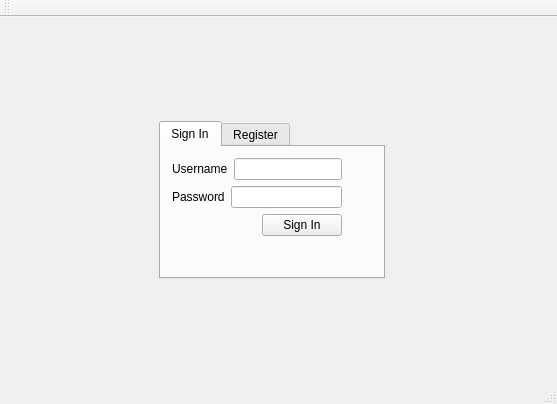
This is mainwindow.ui in dparker2/StudyGroup as Qt 5 draws it before an edit. The edited form follows.
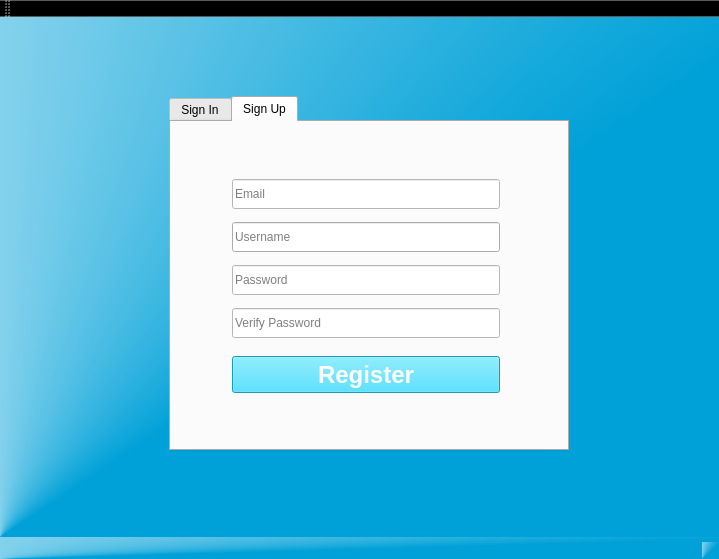
This is the edited form.

What changed in the file:
```diff
--- a/mainwindow.ui
+++ b/mainwindow.ui
@@ -6,189 +6,750 @@
    <rect>
     <x>0</x>
     <y>0</y>
-    <width>557</width>
-    <height>404</height>
+    <width>719</width>
+    <height>559</height>
    </rect>
   </property>
   <property name="windowTitle">
-   <string>LoginWindow</string>
+   <string>StudyGroup</string>
+  </property>
+  <property name="styleSheet">
+   <string notr="true">background-color: qconicalgradient(cx:0, cy:1, angle:161.299, stop:0.669951 rgba(0, 161, 216, 255), stop:0.926108 rgba(255, 255, 255, 255))</string>
   </property>
   <widget class="QWidget" name="centralWidget">
    <layout class="QGridLayout" name="gridLayout">
-    <item row="2" column="1">
-     <spacer name="verticalSpacer">
-      <property name="orientation">
-       <enum>Qt::Vertical</enum>
+    <item row="0" column="0">
+     <widget class="QStackedWidget" name="stackedWidget">
+      <property name="sizePolicy">
+       <sizepolicy hsizetype="Preferred" vsizetype="Preferred">
+        <horstretch>0</horstretch>
+        <verstretch>0</verstretch>
+       </sizepolicy>
       </property>
-      <property name="sizeHint" stdset="0">
-       <size>
-        <width>20</width>
-        <height>40</height>
-       </size>
+      <property name="styleSheet">
+       <string notr="true">background-color: none;</string>
       </property>
-     </spacer>
-    </item>
-    <item row="0" column="1">
-     <spacer name="verticalSpacer_2">
-      <property name="orientation">
-       <enum>Qt::Vertical</enum>
-      </property>
-      <property name="sizeHint" stdset="0">
-       <size>
-        <width>20</width>
-        <height>40</height>
-       </size>
-      </property>
-     </spacer>
-    </item>
-    <item row="1" column="0">
-     <spacer name="horizontalSpacer_3">
-      <property name="orientation">
-       <enum>Qt::Horizontal</enum>
-      </property>
-      <property name="sizeHint" stdset="0">
-       <size>
-        <width>40</width>
-        <height>20</height>
-       </size>
-      </property>
-     </spacer>
-    </item>
-    <item row="1" column="1">
-     <widget class="QTabWidget" name="tabWidget">
       <property name="currentIndex">
        <number>0</number>
       </property>
-      <widget class="QWidget" name="tab_sign_in">
-       <attribute name="title">
-        <string>Sign In</string>
-       </attribute>
-       <layout class="QFormLayout" name="formLayout">
-        <item row="0" column="0">
-         <layout class="QVBoxLayout" name="verticalLayout">
-          <item>
-           <layout class="QHBoxLayout" name="horizontalLayout">
-            <item>
-             <widget class="QLabel" name="label_username">
-              <property name="text">
-               <string>Username</string>
-              </property>
-             </widget>
-            </item>
-            <item>
-             <widget class="QLineEdit" name="lineEdit_username"/>
-            </item>
-           </layout>
-          </item>
-          <item>
-           <layout class="QHBoxLayout" name="horizontalLayout_2">
-            <item>
-             <widget class="QLabel" name="label_password">
-              <property name="text">
-               <string>Password</string>
-              </property>
-             </widget>
-            </item>
-            <item>
-             <widget class="QLineEdit" name="lineEdit_password"/>
-            </item>
-           </layout>
-          </item>
-          <item>
-           <layout class="QHBoxLayout" name="horizontalLayout_3">
-            <item>
-             <spacer name="horizontalSpacer">
-              <property name="orientation">
-               <enum>Qt::Horizontal</enum>
-              </property>
-              <property name="sizeType">
-               <enum>QSizePolicy::MinimumExpanding</enum>
-              </property>
-              <property name="sizeHint" stdset="0">
-               <size>
-                <width>40</width>
-                <height>20</height>
-               </size>
-              </property>
-             </spacer>
-            </item>
-            <item>
-             <widget class="QPushButton" name="signInButton">
-              <property name="text">
-               <string>Sign In</string>
-              </property>
-             </widget>
-            </item>
-           </layout>
-          </item>
-         </layout>
-        </item>
-       </layout>
-      </widget>
-      <widget class="QWidget" name="tab_register">
-       <attribute name="title">
-        <string>Register</string>
-       </attribute>
-       <layout class="QFormLayout" name="formLayout_2">
-        <item row="0" column="0">
-         <widget class="QLabel" name="label_username_2">
-          <property name="text">
-           <string>Username</string>
+      <widget class="QWidget" name="page_5">
+       <layout class="QGridLayout" name="gridLayout_3">
+        <item row="5" column="1">
+         <spacer name="verticalSpacer">
+          <property name="orientation">
+           <enum>Qt::Vertical</enum>
           </property>
-          <property name="alignment">
-           <set>Qt::AlignRight|Qt::AlignTrailing|Qt::AlignVCenter</set>
+          <property name="sizeType">
+           <enum>QSizePolicy::Expanding</enum>
           </property>
-         </widget>
-        </item>
-        <item row="0" column="1">
-         <widget class="QLineEdit" name="lineEdit_username_2"/>
-        </item>
-        <item row="2" column="0">
-         <widget class="QLabel" name="label_password_2">
-          <property name="text">
-           <string>Password</string>
+          <property name="sizeHint" stdset="0">
+           <size>
+            <width>20</width>
+            <height>70</height>
+           </size>
           </property>
-          <property name="alignment">
-           <set>Qt::AlignRight|Qt::AlignTrailing|Qt::AlignVCenter</set>
-          </property>
-         </widget>
+         </spacer>
         </item>
         <item row="2" column="1">
-         <widget class="QLineEdit" name="lineEdit_password_2"/>
+         <spacer name="verticalSpacer_5">
+          <property name="orientation">
+           <enum>Qt::Vertical</enum>
+          </property>
+          <property name="sizeType">
+           <enum>QSizePolicy::Maximum</enum>
+          </property>
+          <property name="sizeHint" stdset="0">
+           <size>
+            <width>20</width>
+            <height>40</height>
+           </size>
+          </property>
+         </spacer>
+        </item>
+        <item row="0" column="1">
+         <spacer name="verticalSpacer_2">
+          <property name="orientation">
+           <enum>Qt::Vertical</enum>
+          </property>
+          <property name="sizeType">
+           <enum>QSizePolicy::Expanding</enum>
+          </property>
+          <property name="sizeHint" stdset="0">
+           <size>
+            <width>20</width>
+            <height>50</height>
+           </size>
+          </property>
+         </spacer>
         </item>
         <item row="4" column="0">
-         <widget class="QLabel" name="label_password_4">
+         <spacer name="horizontalSpacer_3">
+          <property name="orientation">
+           <enum>Qt::Horizontal</enum>
+          </property>
+          <property name="sizeType">
+           <enum>QSizePolicy::Maximum</enum>
+          </property>
+          <property name="sizeHint" stdset="0">
+           <size>
+            <width>70</width>
+            <height>20</height>
+           </size>
+          </property>
+         </spacer>
+        </item>
+        <item row="4" column="2">
+         <spacer name="horizontalSpacer">
+          <property name="orientation">
+           <enum>Qt::Horizontal</enum>
+          </property>
+          <property name="sizeType">
+           <enum>QSizePolicy::Maximum</enum>
+          </property>
+          <property name="sizeHint" stdset="0">
+           <size>
+            <width>50</width>
+            <height>20</height>
+           </size>
+          </property>
+         </spacer>
+        </item>
+        <item row="1" column="1">
+         <widget class="QLabel" name="label_logo">
           <property name="text">
-           <string>Verify Password</string>
+           <string/>
           </property>
           <property name="alignment">
-           <set>Qt::AlignRight|Qt::AlignTrailing|Qt::AlignVCenter</set>
+           <set>Qt::AlignCenter</set>
           </property>
          </widget>
         </item>
         <item row="4" column="1">
-         <widget class="QLineEdit" name="lineEdit_password_4"/>
-        </item>
-        <item row="6" column="1">
-         <widget class="QPushButton" name="signInButton_2">
-          <property name="text">
-           <string>Register</string>
+         <widget class="QTabWidget" name="tabWidget">
+          <property name="sizePolicy">
+           <sizepolicy hsizetype="Minimum" vsizetype="Expanding">
+            <horstretch>0</horstretch>
+            <verstretch>0</verstretch>
+           </sizepolicy>
           </property>
+          <property name="maximumSize">
+           <size>
+            <width>400</width>
+            <height>16777215</height>
+           </size>
+          </property>
+          <property name="autoFillBackground">
+           <bool>false</bool>
+          </property>
+          <property name="styleSheet">
+           <string notr="true">color: black;
+ f</string>
+          </property>
+          <property name="currentIndex">
+           <number>1</number>
+          </property>
+          <widget class="QWidget" name="tab_sign_in">
+           <attribute name="title">
+            <string>Sign In</string>
+           </attribute>
+           <layout class="QGridLayout" name="gridLayout_2">
+            <item row="2" column="2">
+             <spacer name="horizontalSpacer_4">
+              <property name="orientation">
+               <enum>Qt::Horizontal</enum>
+              </property>
+              <property name="sizeType">
+               <enum>QSizePolicy::Maximum</enum>
+              </property>
+              <property name="sizeHint" stdset="0">
+               <size>
+                <width>50</width>
+                <height>20</height>
+               </size>
+              </property>
+             </spacer>
+            </item>
+            <item row="2" column="0">
+             <spacer name="horizontalSpacer_2">
+              <property name="orientation">
+               <enum>Qt::Horizontal</enum>
+              </property>
+              <property name="sizeType">
+               <enum>QSizePolicy::Maximum</enum>
+              </property>
+              <property name="sizeHint" stdset="0">
+               <size>
+                <width>50</width>
+                <height>20</height>
+               </size>
+              </property>
+             </spacer>
+            </item>
+            <item row="6" column="1">
+             <spacer name="verticalSpacer_4">
+              <property name="orientation">
+               <enum>Qt::Vertical</enum>
+              </property>
+              <property name="sizeType">
+               <enum>QSizePolicy::Preferred</enum>
+              </property>
+              <property name="sizeHint" stdset="0">
+               <size>
+                <width>20</width>
+                <height>50</height>
+               </size>
+              </property>
+             </spacer>
+            </item>
+            <item row="1" column="1">
+             <widget class="QLineEdit" name="lineEdit_username">
+              <property name="enabled">
+               <bool>true</bool>
+              </property>
+              <property name="sizePolicy">
+               <sizepolicy hsizetype="Preferred" vsizetype="Fixed">
+                <horstretch>0</horstretch>
+                <verstretch>0</verstretch>
+               </sizepolicy>
+              </property>
+              <property name="minimumSize">
+               <size>
+                <width>0</width>
+                <height>30</height>
+               </size>
+              </property>
+              <property name="maximumSize">
+               <size>
+                <width>16777215</width>
+                <height>30</height>
+               </size>
+              </property>
+              <property name="styleSheet">
+               <string notr="true">background-color: white;
+</string>
+              </property>
+              <property name="placeholderText">
+               <string>Username</string>
+              </property>
+             </widget>
+            </item>
+            <item row="2" column="1">
+             <widget class="QLineEdit" name="lineEdit_password">
+              <property name="sizePolicy">
+               <sizepolicy hsizetype="Preferred" vsizetype="Fixed">
+                <horstretch>0</horstretch>
+                <verstretch>0</verstretch>
+               </sizepolicy>
+              </property>
+              <property name="minimumSize">
+               <size>
+                <width>0</width>
+                <height>30</height>
+               </size>
+              </property>
+              <property name="maximumSize">
+               <size>
+                <width>16777215</width>
+                <height>30</height>
+               </size>
+              </property>
+              <property name="styleSheet">
+               <string notr="true">background-color: white</string>
+              </property>
+              <property name="inputMethodHints">
+               <set>Qt::ImhHiddenText|Qt::ImhNoAutoUppercase|Qt::ImhNoPredictiveText|Qt::ImhSensitiveData</set>
+              </property>
+              <property name="text">
+               <string/>
+              </property>
+              <property name="echoMode">
+               <enum>QLineEdit::Password</enum>
+              </property>
+              <property name="placeholderText">
+               <string>Password</string>
+              </property>
+             </widget>
+            </item>
+            <item row="3" column="1">
+             <widget class="QPushButton" name="signin_button">
+              <property name="sizePolicy">
+               <sizepolicy hsizetype="MinimumExpanding" vsizetype="Preferred">
+                <horstretch>0</horstretch>
+                <verstretch>0</verstretch>
+               </sizepolicy>
+              </property>
+              <property name="minimumSize">
+               <size>
+                <width>0</width>
+                <height>35</height>
+               </size>
+              </property>
+              <property name="maximumSize">
+               <size>
+                <width>16777215</width>
+                <height>35</height>
+               </size>
+              </property>
+              <property name="font">
+               <font>
+                <pointsize>17</pointsize>
+                <weight>75</weight>
+                <italic>false</italic>
+                <bold>true</bold>
+               </font>
+              </property>
+              <property name="styleSheet">
+               <string notr="true">background-color: rgb(37, 216, 255);
+color: white; 
+font:bold;</string>
+              </property>
+              <property name="text">
+               <string>Login</string>
+              </property>
+             </widget>
+            </item>
+            <item row="0" column="1">
+             <spacer name="verticalSpacer_3">
+              <property name="orientation">
+               <enum>Qt::Vertical</enum>
+              </property>
+              <property name="sizeType">
+               <enum>QSizePolicy::Minimum</enum>
+              </property>
+              <property name="sizeHint" stdset="0">
+               <size>
+                <width>20</width>
+                <height>30</height>
+               </size>
+              </property>
+             </spacer>
+            </item>
+           </layout>
+          </widget>
+          <widget class="QWidget" name="tab_sign_up">
+           <attribute name="title">
+            <string>Sign Up</string>
+           </attribute>
+           <layout class="QGridLayout" name="gridLayout_5">
+            <item row="11" column="0">
+             <spacer name="horizontalSpacer_5">
+              <property name="orientation">
+               <enum>Qt::Horizontal</enum>
+              </property>
+              <property name="sizeType">
+               <enum>QSizePolicy::Preferred</enum>
+              </property>
+              <property name="sizeHint" stdset="0">
+               <size>
+                <width>50</width>
+                <height>20</height>
+               </size>
+              </property>
+             </spacer>
+            </item>
+            <item row="9" column="2">
+             <widget class="QLabel" name="label_password2_check">
+              <property name="sizePolicy">
+               <sizepolicy hsizetype="Fixed" vsizetype="Fixed">
+                <horstretch>0</horstretch>
+                <verstretch>0</verstretch>
+               </sizepolicy>
+              </property>
+              <property name="minimumSize">
+               <size>
+                <width>15</width>
+                <height>20</height>
+               </size>
+              </property>
+              <property name="maximumSize">
+               <size>
+                <width>16777215</width>
+                <height>20</height>
+               </size>
+              </property>
+              <property name="text">
+               <string/>
+              </property>
+             </widget>
+            </item>
+            <item row="5" column="1">
+             <widget class="QLineEdit" name="lineEdit_username_signup">
+              <property name="sizePolicy">
+               <sizepolicy hsizetype="Preferred" vsizetype="Fixed">
+                <horstretch>0</horstretch>
+                <verstretch>0</verstretch>
+               </sizepolicy>
+              </property>
+              <property name="minimumSize">
+               <size>
+                <width>0</width>
+                <height>30</height>
+               </size>
+              </property>
+              <property name="maximumSize">
+               <size>
+                <width>16777215</width>
+                <height>30</height>
+               </size>
+              </property>
+              <property name="placeholderText">
+               <string>Username</string>
+              </property>
+             </widget>
+            </item>
+            <item row="3" column="2">
+             <widget class="QLabel" name="label_email_check">
+              <property name="sizePolicy">
+               <sizepolicy hsizetype="Fixed" vsizetype="Fixed">
+                <horstretch>0</horstretch>
+                <verstretch>0</verstretch>
+               </sizepolicy>
+              </property>
+              <property name="minimumSize">
+               <size>
+                <width>15</width>
+                <height>20</height>
+               </size>
+              </property>
+              <property name="maximumSize">
+               <size>
+                <width>16777215</width>
+                <height>20</height>
+               </size>
+              </property>
+              <property name="text">
+               <string/>
+              </property>
+             </widget>
+            </item>
+            <item row="1" column="1">
+             <widget class="QLabel" name="label_username_error">
+              <property name="text">
+               <string/>
+              </property>
+              <property name="alignment">
+               <set>Qt::AlignCenter</set>
+              </property>
+             </widget>
+            </item>
+            <item row="0" column="1">
+             <spacer name="verticalSpacer_7">
+              <property name="orientation">
+               <enum>Qt::Vertical</enum>
+              </property>
+              <property name="sizeType">
+               <enum>QSizePolicy::Preferred</enum>
+              </property>
+              <property name="sizeHint" stdset="0">
+               <size>
+                <width>20</width>
+                <height>30</height>
+               </size>
+              </property>
+             </spacer>
+            </item>
+            <item row="6" column="1">
+             <spacer name="verticalSpacer_6">
+              <property name="orientation">
+               <enum>Qt::Vertical</enum>
+              </property>
+              <property name="sizeType">
+               <enum>QSizePolicy::Preferred</enum>
+              </property>
+              <property name="sizeHint" stdset="0">
+               <size>
+                <width>20</width>
+                <height>11</height>
+               </size>
+              </property>
+             </spacer>
+            </item>
+            <item row="11" column="1">
+             <widget class="QPushButton" name="singup_button">
+              <property name="sizePolicy">
+               <sizepolicy hsizetype="MinimumExpanding" vsizetype="Preferred">
+                <horstretch>0</horstretch>
+                <verstretch>0</verstretch>
+               </sizepolicy>
+              </property>
+              <property name="minimumSize">
+               <size>
+                <width>0</width>
+                <height>37</height>
+               </size>
+              </property>
+              <property name="maximumSize">
+               <size>
+                <width>16777215</width>
+                <height>35</height>
+               </size>
+              </property>
+              <property name="font">
+               <font>
+                <pointsize>18</pointsize>
+                <weight>75</weight>
+                <italic>false</italic>
+                <bold>true</bold>
+               </font>
+              </property>
+              <property name="styleSheet">
+               <string notr="true">background-color: rgb(37, 216, 255);
+color: white;
+font: bold;</string>
+              </property>
+              <property name="text">
+               <string>Register</string>
+              </property>
+             </widget>
+            </item>
+            <item row="4" column="1">
+             <spacer name="verticalSpacer_9">
+              <property name="orientation">
+               <enum>Qt::Vertical</enum>
+              </property>
+              <property name="sizeType">
+               <enum>QSizePolicy::Preferred</enum>
+              </property>
+              <property name="sizeHint" stdset="0">
+               <size>
+                <width>20</width>
+                <height>11</height>
+               </size>
+              </property>
+             </spacer>
+            </item>
+            <item row="8" column="1">
+             <spacer name="verticalSpacer_10">
+              <property name="orientation">
+               <enum>Qt::Vertical</enum>
+              </property>
+              <property name="sizeType">
+               <enum>QSizePolicy::Preferred</enum>
+              </property>
+              <property name="sizeHint" stdset="0">
+               <size>
+                <width>20</width>
+                <height>11</height>
+               </size>
+              </property>
+             </spacer>
+            </item>
+            <item row="12" column="1">
+             <spacer name="verticalSpacer_8">
+              <property name="orientation">
+               <enum>Qt::Vertical</enum>
+              </property>
+              <property name="sizeType">
+               <enum>QSizePolicy::Preferred</enum>
+              </property>
+              <property name="sizeHint" stdset="0">
+               <size>
+                <width>20</width>
+                <height>50</height>
+               </size>
+              </property>
+             </spacer>
+            </item>
+            <item row="7" column="1">
+             <widget class="QLineEdit" name="lineEdit_password1">
+              <property name="sizePolicy">
+               <sizepolicy hsizetype="Preferred" vsizetype="Fixed">
+                <horstretch>0</horstretch>
+                <verstretch>0</verstretch>
+               </sizepolicy>
+              </property>
+              <property name="minimumSize">
+               <size>
+                <width>0</width>
+                <height>30</height>
+               </size>
+              </property>
+              <property name="maximumSize">
+               <size>
+                <width>16777215</width>
+                <height>30</height>
+               </size>
+              </property>
+              <property name="styleSheet">
+               <string notr="true">background-color:white;</string>
+              </property>
+              <property name="echoMode">
+               <enum>QLineEdit::Password</enum>
+              </property>
+              <property name="placeholderText">
+               <string>Password</string>
+              </property>
+             </widget>
+            </item>
+            <item row="11" column="2">
+             <spacer name="horizontalSpacer_6">
+              <property name="orientation">
+               <enum>Qt::Horizontal</enum>
+              </property>
+              <property name="sizeType">
+               <enum>QSizePolicy::Maximum</enum>
+              </property>
+              <property name="sizeHint" stdset="0">
+               <size>
+                <width>50</width>
+                <height>20</height>
+               </size>
+              </property>
+             </spacer>
+            </item>
+            <item row="10" column="1">
+             <spacer name="verticalSpacer_11">
+              <property name="orientation">
+               <enum>Qt::Vertical</enum>
+              </property>
+              <property name="sizeType">
+               <enum>QSizePolicy::Preferred</enum>
+              </property>
+              <property name="sizeHint" stdset="0">
+               <size>
+                <width>20</width>
+                <height>15</height>
+               </size>
+              </property>
+             </spacer>
+            </item>
+            <item row="9" column="1">
+             <widget class="QLineEdit" name="lineEdit_password2">
+              <property name="sizePolicy">
+               <sizepolicy hsizetype="Preferred" vsizetype="Fixed">
+                <horstretch>0</horstretch>
+                <verstretch>0</verstretch>
+               </sizepolicy>
+              </property>
+              <property name="minimumSize">
+               <size>
+                <width>0</width>
+                <height>30</height>
+               </size>
+              </property>
+              <property name="maximumSize">
+               <size>
+                <width>16777215</width>
+                <height>30</height>
+               </size>
+              </property>
+              <property name="styleSheet">
+               <string notr="true">background-color:white;</string>
+              </property>
+              <property name="echoMode">
+               <enum>QLineEdit::Password</enum>
+              </property>
+              <property name="placeholderText">
+               <string>Verify Password</string>
+              </property>
+             </widget>
+            </item>
+            <item row="5" column="2">
+             <widget class="QLabel" name="label_username_check">
+              <property name="sizePolicy">
+               <sizepolicy hsizetype="Fixed" vsizetype="Fixed">
+                <horstretch>0</horstretch>
+                <verstretch>0</verstretch>
+               </sizepolicy>
+              </property>
+              <property name="minimumSize">
+               <size>
+                <width>15</width>
+                <height>20</height>
+               </size>
+              </property>
+              <property name="sizeIncrement">
+               <size>
+                <width>0</width>
+                <height>20</height>
+               </size>
+              </property>
+              <property name="text">
+               <string/>
+              </property>
+             </widget>
+            </item>
+            <item row="7" column="2">
+             <widget class="QLabel" name="label_password1_check">
+              <property name="sizePolicy">
+               <sizepolicy hsizetype="Fixed" vsizetype="Fixed">
+                <horstretch>0</horstretch>
+                <verstretch>0</verstretch>
+               </sizepolicy>
+              </property>
+              <property name="minimumSize">
+               <size>
+                <width>15</width>
+                <height>20</height>
+               </size>
+              </property>
+              <property name="maximumSize">
+               <size>
+                <width>16777215</width>
+                <height>20</height>
+               </size>
+              </property>
+              <property name="text">
+               <string/>
+              </property>
+             </widget>
+            </item>
+            <item row="3" column="1">
+             <widget class="QLineEdit" name="lineEdit_email">
+              <property name="sizePolicy">
+               <sizepolicy hsizetype="Preferred" vsizetype="Fixed">
+                <horstretch>0</horstretch>
+                <verstretch>0</verstretch>
+               </sizepolicy>
+              </property>
+              <property name="minimumSize">
+               <size>
+                <width>0</width>
+                <height>30</height>
+               </size>
+              </property>
+              <property name="maximumSize">
+               <size>
+                <width>16777215</width>
+                <height>30</height>
+               </size>
+              </property>
+              <property name="styleSheet">
+               <string notr="true">background-color:white;</string>
+              </property>
+              <property name="placeholderText">
+               <string>Email</string>
+              </property>
+             </widget>
+            </item>
+           </layout>
+          </widget>
          </widget>
         </item>
        </layout>
-       <zorder>lineEdit_username_2</zorder>
-       <zorder>lineEdit_password_2</zorder>
-       <zorder>lineEdit_password_4</zorder>
-       <zorder>signInButton_2</zorder>
-       <zorder>label_password_4</zorder>
-       <zorder>label_password_2</zorder>
-       <zorder>label_username_2</zorder>
+      </widget>
+      <widget class="QWidget" name="page_6">
+       <widget class="QPushButton" name="pushButton">
+        <property name="geometry">
+         <rect>
+          <x>290</x>
+          <y>110</y>
+          <width>113</width>
+          <height>32</height>
+         </rect>
+        </property>
+        <property name="text">
+         <string>Create Group</string>
+        </property>
+       </widget>
       </widget>
      </widget>
     </item>
-    <item row="1" column="2">
+    <item row="1" column="0">
      <widget class="QLabel" name="label">
+      <property name="styleSheet">
+       <string notr="true">background-color: none;</string>
+      </property>
       <property name="text">
        <string/>
       </property>
@@ -200,19 +761,6 @@
       </property>
      </widget>
     </item>
-    <item row="1" column="3">
-     <spacer name="horizontalSpacer_4">
-      <property name="orientation">
-       <enum>Qt::Horizontal</enum>
-      </property>
-      <property name="sizeHint" stdset="0">
-       <size>
-        <width>40</width>
-        <height>20</height>
-       </size>
-      </property>
-     </spacer>
-    </item>
    </layout>
   </widget>
   <widget class="QMenuBar" name="menuBar">
```
Left out of the diff: 15 changed lines with no effect on the pictures.
